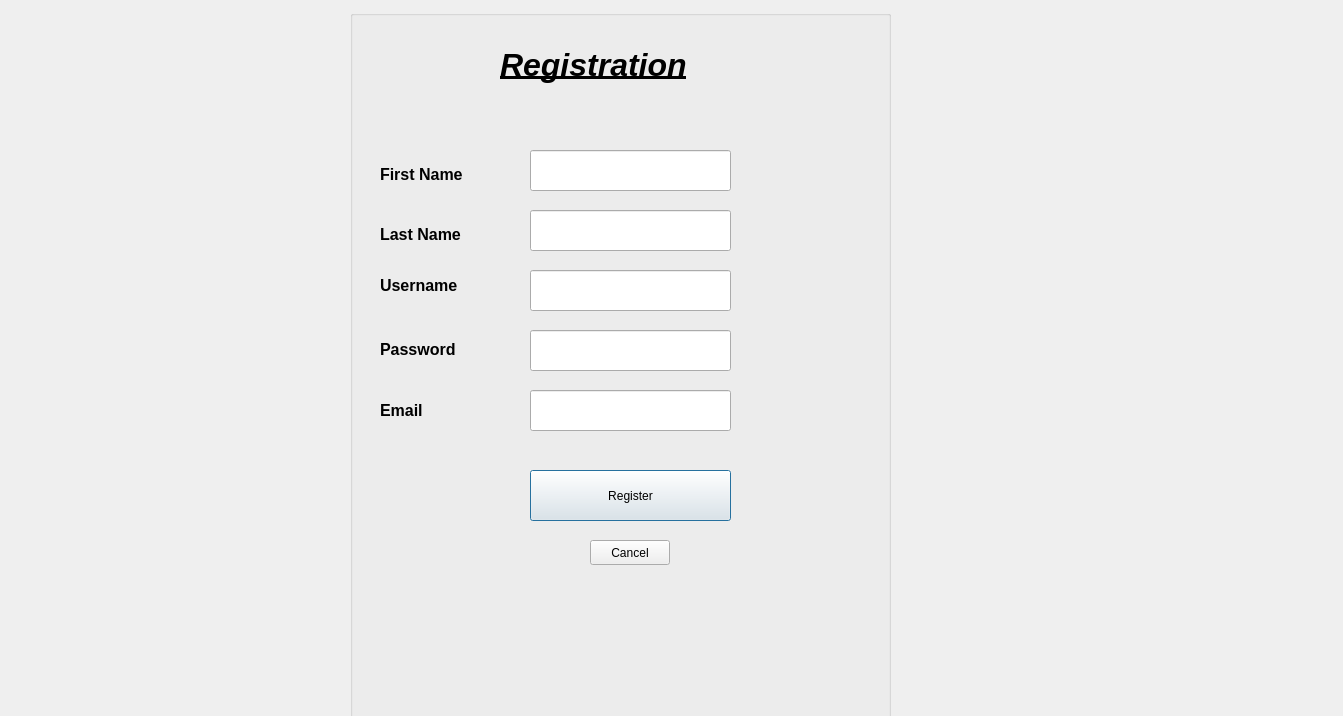
Before: the Qt Designer form Gas_Station_Project/registrationwindow.ui in Raymo1892/RuntimeTerror, drawn with Qt 5.
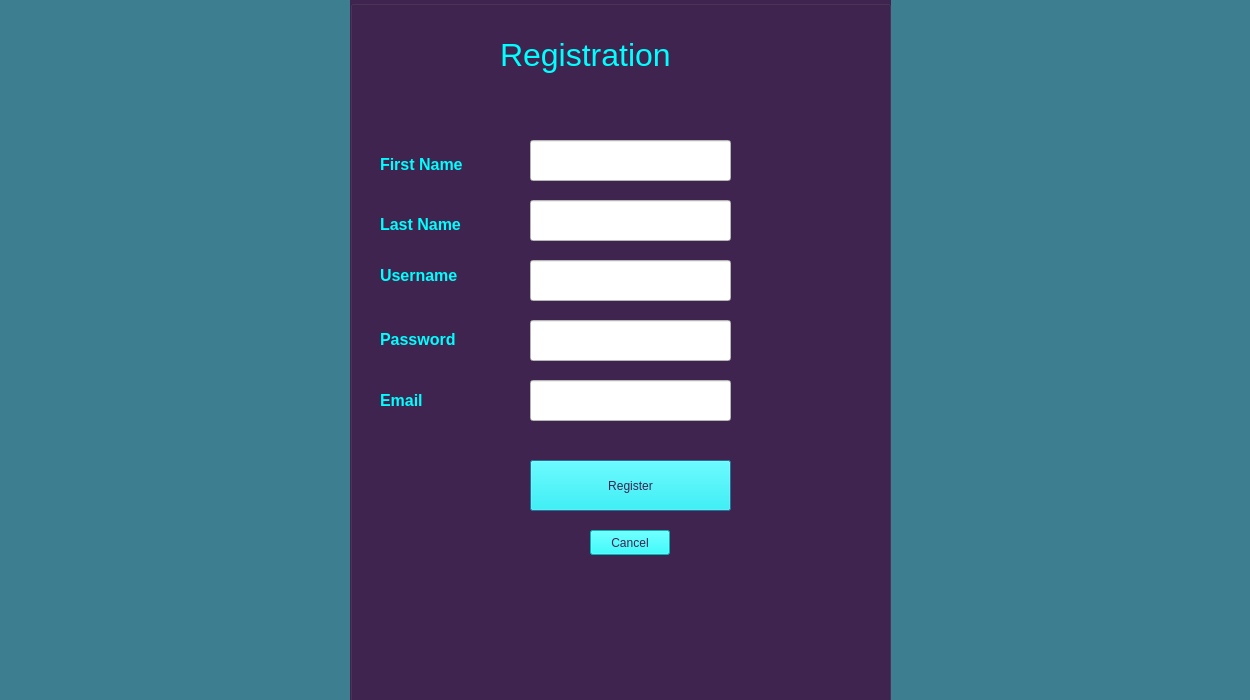
After: the same form once the commit is applied.

```diff
--- a/Gas_Station_Project/registrationwindow.ui
+++ b/Gas_Station_Project/registrationwindow.ui
@@ -6,22 +6,29 @@
    <rect>
     <x>0</x>
     <y>0</y>
-    <width>1343</width>
-    <height>716</height>
+    <width>1250</width>
+    <height>700</height>
    </rect>
   </property>
   <property name="windowTitle">
    <string>Dialog</string>
   </property>
+  <property name="styleSheet">
+   <string notr="true">background-color: rgb(61, 127, 145)</string>
+  </property>
   <widget class="QGroupBox" name="groupBox">
    <property name="geometry">
     <rect>
      <x>350</x>
-     <y>10</y>
+     <y>0</y>
      <width>541</width>
-     <height>711</height>
+     <height>721</height>
     </rect>
    </property>
+   <property name="styleSheet">
+    <string notr="true">background-color: rgb(63, 36, 79)
+</string>
+   </property>
    <property name="title">
     <string/>
    </property>
@@ -34,8 +41,13 @@
       <height>51</height>
      </rect>
     </property>
+    <property name="styleSheet">
+     <string notr="true">font: 87 8pt &quot;Segoe UI Black&quot;;
+background-color: rgb(63, 36, 79);
+color: rgb(0, 255, 255);</string>
+    </property>
     <property name="text">
-     <string>&lt;html&gt;&lt;head/&gt;&lt;body&gt;&lt;p&gt;&lt;span style=&quot; font-size:24pt; font-weight:600; font-style:italic; text-decoration: underline;&quot;&gt;Registration&lt;/span&gt;&lt;/p&gt;&lt;/body&gt;&lt;/html&gt;</string>
+     <string>&lt;html&gt;&lt;head/&gt;&lt;body&gt;&lt;p&gt;&lt;span style=&quot; font-size:24pt; font-weight:400;&quot;&gt;Registration&lt;/span&gt;&lt;/p&gt;&lt;/body&gt;&lt;/html&gt;</string>
     </property>
    </widget>
    <widget class="QLabel" name="usernameLabel">
@@ -47,6 +59,11 @@
       <height>31</height>
      </rect>
     </property>
+    <property name="styleSheet">
+     <string notr="true">font: 87 8pt &quot;Segoe UI Black&quot;;
+background-color: rgb(63, 36, 79);
+color: rgb(0, 255, 255);</string>
+    </property>
     <property name="text">
      <string>&lt;html&gt;&lt;head/&gt;&lt;body&gt;&lt;p&gt;&lt;span style=&quot; font-size:12pt; font-weight:600;&quot;&gt;Username&lt;/span&gt;&lt;/p&gt;&lt;/body&gt;&lt;/html&gt;</string>
     </property>
@@ -55,11 +72,16 @@
     <property name="geometry">
      <rect>
       <x>30</x>
-      <y>330</y>
+      <y>319</y>
       <width>131</width>
-      <height>20</height>
+      <height>41</height>
      </rect>
     </property>
+    <property name="styleSheet">
+     <string notr="true">font: 87 8pt &quot;Segoe UI Black&quot;;
+background-color: rgb(63, 36, 79);
+color: rgb(0, 255, 255);</string>
+    </property>
     <property name="text">
      <string>&lt;html&gt;&lt;head/&gt;&lt;body&gt;&lt;p&gt;&lt;span style=&quot; font-size:12pt; font-weight:600;&quot;&gt;Password&lt;/span&gt;&lt;/p&gt;&lt;/body&gt;&lt;/html&gt;</string>
     </property>
@@ -79,6 +101,9 @@
       <height>41</height>
      </size>
     </property>
+    <property name="styleSheet">
+     <string notr="true">background-color: rgb(255, 255, 255);</string>
+    </property>
    </widget>
    <widget class="QLineEdit" name="lineEdit_Password">
     <property name="geometry">
@@ -89,6 +114,9 @@
       <height>41</height>
      </rect>
     </property>
+    <property name="styleSheet">
+     <string notr="true">background-color: rgb(255, 255, 255);</string>
+    </property>
    </widget>
    <widget class="QLineEdit" name="lineEdit_UserName">
     <property name="geometry">
@@ -99,6 +127,9 @@
       <height>41</height>
      </rect>
     </property>
+    <property name="styleSheet">
+     <string notr="true">background-color: rgb(255, 255, 255);</string>
+    </property>
    </widget>
    <widget class="QLineEdit" name="lineEdit_Password_2">
     <property name="geometry">
@@ -109,6 +140,9 @@
       <height>41</height>
      </rect>
     </property>
+    <property name="styleSheet">
+     <string notr="true">background-color: rgb(255, 255, 255);</string>
+    </property>
    </widget>
    <widget class="QLineEdit" name="lineEdit_Email">
     <property name="geometry">
@@ -119,6 +153,9 @@
       <height>41</height>
      </rect>
     </property>
+    <property name="styleSheet">
+     <string notr="true">background-color: rgb(255, 255, 255);</string>
+    </property>
    </widget>
    <widget class="QLabel" name="emailLabel">
     <property name="geometry">
@@ -129,6 +166,11 @@
       <height>41</height>
      </rect>
     </property>
+    <property name="styleSheet">
+     <string notr="true">font: 87 8pt &quot;Segoe UI Black&quot;;
+background-color: rgb(63, 36, 79);
+color: rgb(0, 255, 255);</string>
+    </property>
     <property name="text">
      <string>&lt;html&gt;&lt;head/&gt;&lt;body&gt;&lt;p&gt;&lt;span style=&quot; font-size:12pt; font-weight:600;&quot;&gt;Email&lt;/span&gt;&lt;/p&gt;&lt;/body&gt;&lt;/html&gt;</string>
     </property>
@@ -142,6 +184,11 @@
       <height>31</height>
      </rect>
     </property>
+    <property name="styleSheet">
+     <string notr="true">font: 87 8pt &quot;Segoe UI Black&quot;;
+background-color: rgb(63, 36, 79);
+color: rgb(0, 255, 255);</string>
+    </property>
     <property name="text">
      <string>&lt;html&gt;&lt;head/&gt;&lt;body&gt;&lt;p&gt;&lt;span style=&quot; font-size:12pt; font-weight:600;&quot;&gt;Last Name&lt;/span&gt;&lt;/p&gt;&lt;/body&gt;&lt;/html&gt;</string>
     </property>
@@ -155,6 +202,11 @@
       <height>31</height>
      </rect>
     </property>
+    <property name="styleSheet">
+     <string notr="true">font: 87 8pt &quot;Segoe UI Black&quot;;
+background-color: rgb(63, 36, 79);
+color: rgb(0, 255, 255);</string>
+    </property>
     <property name="text">
      <string>&lt;html&gt;&lt;head/&gt;&lt;body&gt;&lt;p&gt;&lt;span style=&quot; font-size:12pt; font-weight:600;&quot;&gt;First Name&lt;/span&gt;&lt;/p&gt;&lt;/body&gt;&lt;/html&gt;</string>
     </property>
@@ -169,7 +221,12 @@
      </rect>
     </property>
     <property name="autoFillBackground">
-     <bool>true</bool>
+     <bool>false</bool>
+    </property>
+    <property name="styleSheet">
+     <string notr="true">background-color: rgb(0, 255, 255);
+font: 87 8pt &quot;Segoe UI Black&quot;;
+color: rgb(63, 36, 79)</string>
     </property>
     <property name="text">
      <string>Register</string>
@@ -190,6 +247,11 @@
       <height>25</height>
      </rect>
     </property>
+    <property name="styleSheet">
+     <string notr="true">background-color: rgb(0, 255, 255);
+font: 87 8pt &quot;Segoe UI Black&quot;;
+color: rgb(63, 36, 79)</string>
+    </property>
     <property name="text">
      <string>Cancel</string>
     </property>
```
